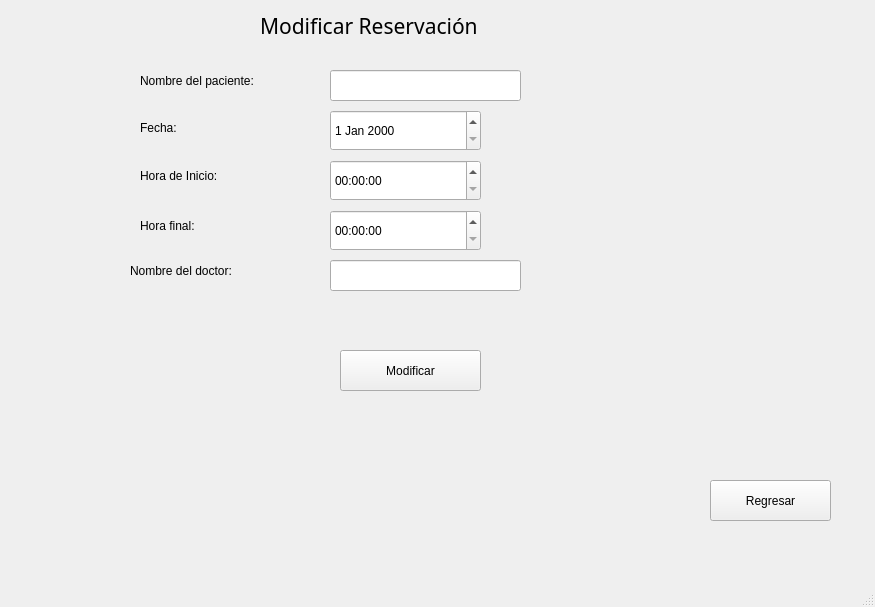
The window that App_Medica/mainwindow.ui (alejandra057/App_Medica_Progra3) describes before a commit, drawn with Qt 5.
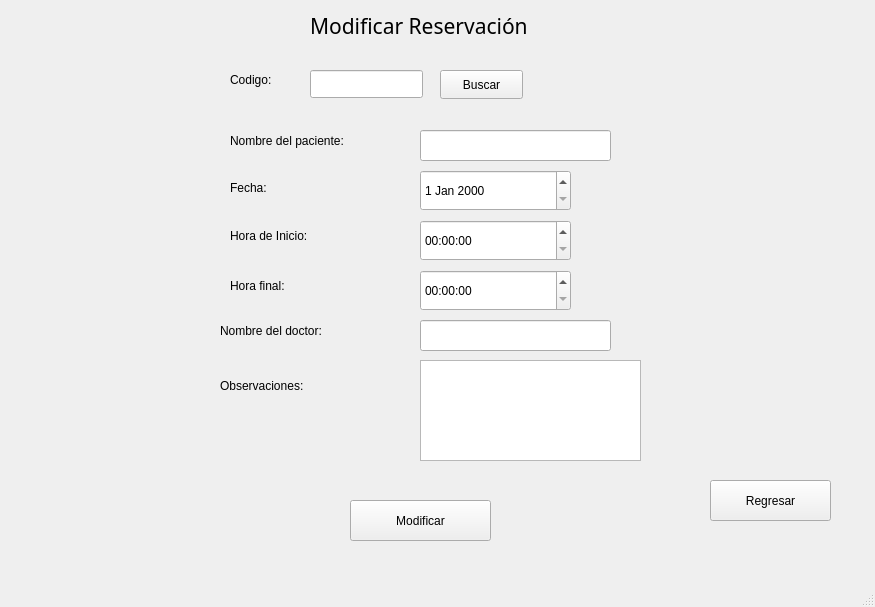
The same window after the commit. The open tabs and pages were chosen to show the change.

Diff of the .ui file:
```diff
--- a/App_Medica/mainwindow.ui
+++ b/App_Medica/mainwindow.ui
@@ -2578,7 +2578,7 @@
      <widget class="QLabel" name="label_71">
       <property name="geometry">
        <rect>
-        <x>280</x>
+        <x>330</x>
         <y>10</y>
         <width>241</width>
         <height>31</height>
@@ -2597,8 +2597,8 @@
      <widget class="QLabel" name="label_72">
       <property name="geometry">
        <rect>
-        <x>160</x>
-        <y>70</y>
+        <x>250</x>
+        <y>130</y>
         <width>191</width>
         <height>21</height>
        </rect>
@@ -2614,8 +2614,8 @@
      <widget class="QLineEdit" name="lineEdit_30">
       <property name="geometry">
        <rect>
-        <x>350</x>
-        <y>70</y>
+        <x>440</x>
+        <y>130</y>
         <width>191</width>
         <height>31</height>
        </rect>
@@ -2624,8 +2624,8 @@
      <widget class="QLabel" name="label_73">
       <property name="geometry">
        <rect>
-        <x>160</x>
-        <y>120</y>
+        <x>250</x>
+        <y>180</y>
         <width>49</width>
         <height>16</height>
        </rect>
@@ -2641,8 +2641,8 @@
      <widget class="QDateEdit" name="dateEdit_4">
       <property name="geometry">
        <rect>
-        <x>350</x>
-        <y>110</y>
+        <x>440</x>
+        <y>170</y>
         <width>151</width>
         <height>41</height>
        </rect>
@@ -2651,8 +2651,8 @@
      <widget class="QLabel" name="label_74">
       <property name="geometry">
        <rect>
-        <x>160</x>
-        <y>160</y>
+        <x>250</x>
+        <y>220</y>
         <width>141</width>
         <height>31</height>
        </rect>
@@ -2668,8 +2668,8 @@
      <widget class="QTimeEdit" name="timeEdit_3">
       <property name="geometry">
        <rect>
-        <x>350</x>
-        <y>160</y>
+        <x>440</x>
+        <y>220</y>
         <width>151</width>
         <height>41</height>
        </rect>
@@ -2678,8 +2678,8 @@
      <widget class="QTimeEdit" name="timeEdit_4">
       <property name="geometry">
        <rect>
-        <x>350</x>
-        <y>210</y>
+        <x>440</x>
+        <y>270</y>
         <width>151</width>
         <height>41</height>
        </rect>
@@ -2688,8 +2688,8 @@
      <widget class="QLabel" name="label_75">
       <property name="geometry">
        <rect>
-        <x>160</x>
-        <y>210</y>
+        <x>250</x>
+        <y>270</y>
         <width>111</width>
         <height>31</height>
        </rect>
@@ -2705,8 +2705,8 @@
      <widget class="QLabel" name="label_76">
       <property name="geometry">
        <rect>
-        <x>150</x>
-        <y>250</y>
+        <x>240</x>
+        <y>310</y>
         <width>181</width>
         <height>41</height>
        </rect>
@@ -2722,8 +2722,8 @@
      <widget class="QLineEdit" name="lineEdit_31">
       <property name="geometry">
        <rect>
-        <x>350</x>
-        <y>260</y>
+        <x>440</x>
+        <y>320</y>
         <width>191</width>
         <height>31</height>
        </rect>
@@ -2732,8 +2732,8 @@
      <widget class="QPushButton" name="pushButton_51">
       <property name="geometry">
        <rect>
-        <x>360</x>
-        <y>350</y>
+        <x>370</x>
+        <y>500</y>
         <width>141</width>
         <height>41</height>
        </rect>
@@ -2755,6 +2755,73 @@
        <string>Regresar</string>
       </property>
      </widget>
+     <widget class="QLabel" name="label_110">
+      <property name="geometry">
+       <rect>
+        <x>250</x>
+        <y>70</y>
+        <width>63</width>
+        <height>20</height>
+       </rect>
+      </property>
+      <property name="styleSheet">
+       <string notr="true">color: rgb(0, 0, 0);
+font: 700 11pt &quot;Segoe UI&quot;;</string>
+      </property>
+      <property name="text">
+       <string>Codigo:</string>
+      </property>
+     </widget>
+     <widget class="QLineEdit" name="txtcodereserva">
+      <property name="geometry">
+       <rect>
+        <x>330</x>
+        <y>70</y>
+        <width>113</width>
+        <height>28</height>
+       </rect>
+      </property>
+     </widget>
+     <widget class="QLabel" name="label_111">
+      <property name="geometry">
+       <rect>
+        <x>240</x>
+        <y>370</y>
+        <width>151</width>
+        <height>31</height>
+       </rect>
+      </property>
+      <property name="styleSheet">
+       <string notr="true">color: rgb(0, 0, 0);
+font: 700 11pt &quot;Segoe UI&quot;;</string>
+      </property>
+      <property name="text">
+       <string>Observaciones:</string>
+      </property>
+     </widget>
+     <widget class="QTextEdit" name="txtobeservacionesMR">
+      <property name="geometry">
+       <rect>
+        <x>440</x>
+        <y>360</y>
+        <width>221</width>
+        <height>101</height>
+       </rect>
+      </property>
+     </widget>
+     <widget class="QPushButton" name="bt_buscarMR">
+      <property name="geometry">
+       <rect>
+        <x>460</x>
+        <y>70</y>
+        <width>83</width>
+        <height>29</height>
+       </rect>
+      </property>
+      <property name="text">
+       <string>Buscar</string>
+      </property>
+     </widget>
     </widget>
     <widget class="QWidget" name="EliminarReserva">
      <widget class="QLabel" name="label_77">
```
Left out of the diff: 110 changed lines with no effect on the pictures.
